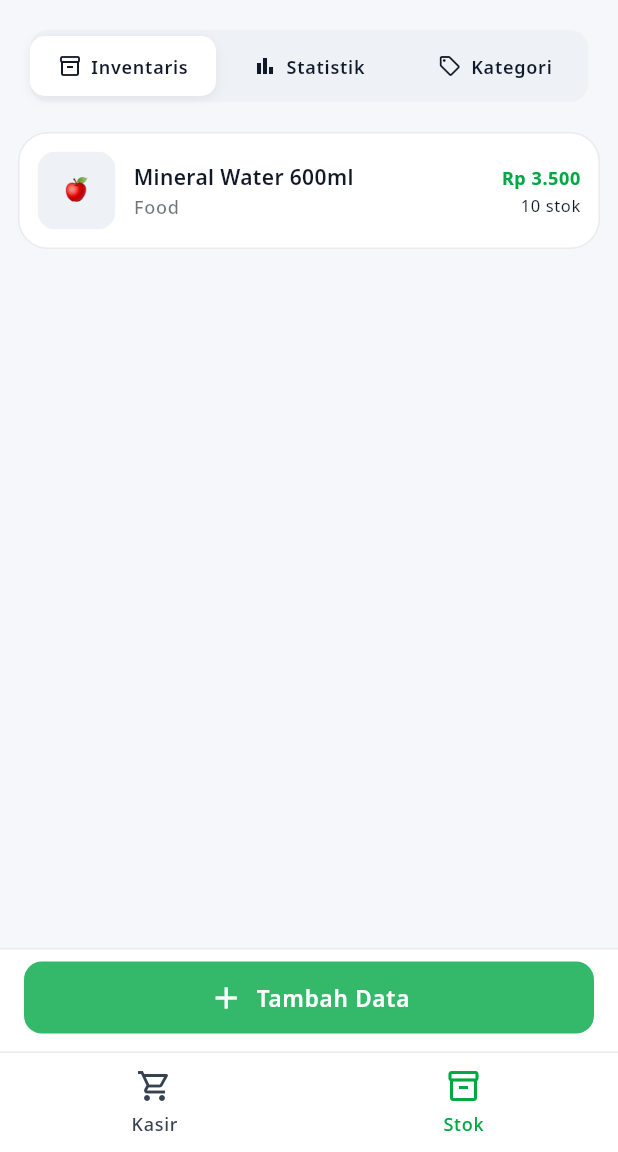
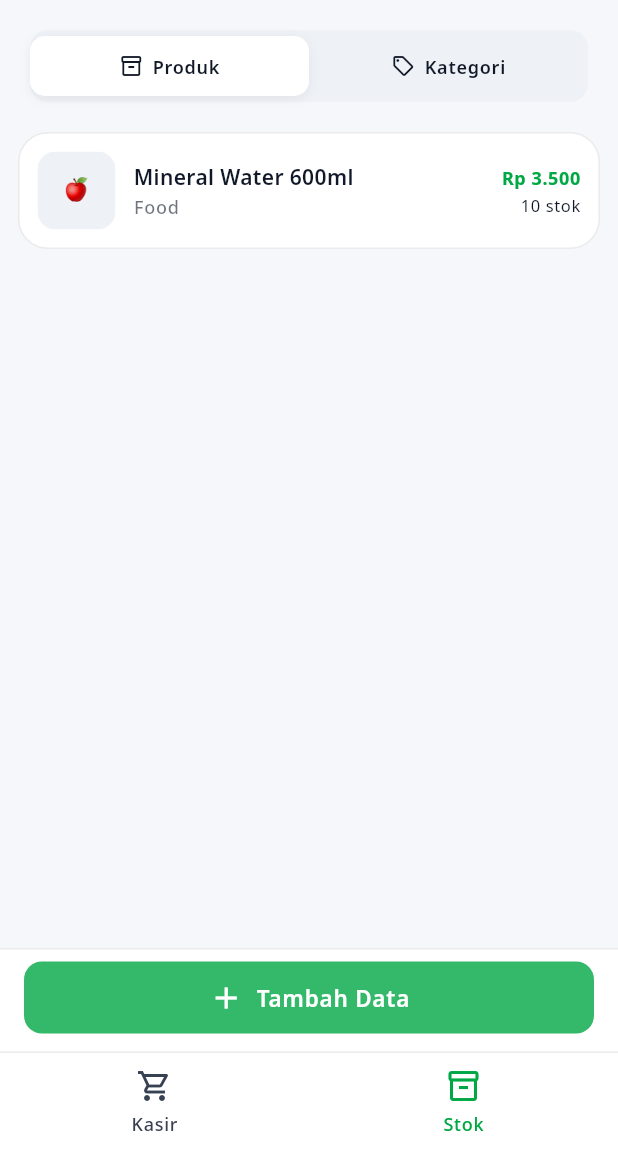
Before and after one commit to yohanesbali1/MY_CASHER, a Flutter app: the screen it shows after launch, after a tap on "Stok", on a phone screen of 412 x 824 dp, the part 84-1236 px from its top. Run offline on Flutter 3.47's test engine with Material 3 defaults, Android fonts, the phone set to English and light mode, and no system bars; our stand-ins replace bloc, flutter_bloc, get_it, go_router, google_fonts.

Commit message:
Fix bug bloc singletone

```diff
--- a/lib/app/routers.dart
+++ b/lib/app/routers.dart
@@ -26,7 +26,9 @@ class AppRouter {
         builder: (context, state) {
           final bloc = state.extra as ProductBloc;
 
-          bloc..add(ProductReset());
+          bloc
+            ..add(ProductReset())
+            ..add(ProductModeChange(FormMode.create));
           return BlocProvider.value(
             value: state.extra as ProductBloc,
             child: const AddProductPage(),
--- a/lib/core/di/injection.dart
+++ b/lib/core/di/injection.dart
@@ -10,19 +10,29 @@ import 'package:my_casher/feature/theme/presentation/bloc/theme_bloc.dart';
 final sl = GetIt.instance;
 
 Future<void> configureDependencies() async {
+  sl.registerLazySingleton<ThemeBloc>(() => ThemeBloc());
+
   sl.registerLazySingleton<CategoryProductRepository>(
     () => CategoryProductRepository(),
   );
   sl.registerLazySingleton<ProductRepository>(() => ProductRepository());
 
-  sl.registerLazySingleton<ThemeBloc>(() => ThemeBloc());
+  sl.registerLazySingleton<ProductBloc>(
+    () => ProductBloc(sl<ProductRepository>(), sl<CategoryProductRepository>()),
+  );
 
-  sl.registerFactory<HomeBloc>(() => HomeBloc());
-  sl.registerFactory<IventoryBloc>(() => IventoryBloc());
-  sl.registerFactory<CategoryProductBloc>(
+  sl.registerLazySingleton<CategoryProductBloc>(
     () => CategoryProductBloc(sl<CategoryProductRepository>()),
   );
-  sl.registerFactory<ProductBloc>(
-    () => ProductBloc(sl<ProductRepository>(), sl<CategoryProductRepository>()),
+
+  sl.registerLazySingleton<IventoryBloc>(
+    () => IventoryBloc(
+      categoryBloc: sl<CategoryProductBloc>(),
+      productBloc: sl<ProductBloc>(),
+    ),
+  );
+
+  sl.registerLazySingleton<HomeBloc>(
+    () => HomeBloc(iventoryBloc: sl<IventoryBloc>()),
   );
 }
--- a/lib/feature/category_product/presentation/bloc/category_product_state.dart
+++ b/lib/feature/category_product/presentation/bloc/category_product_state.dart
@@ -18,7 +18,7 @@ class CategoryProductState {
   const CategoryProductState({
     this.data = const [],
     this.isLoading = false,
-    this.status,
+    this.status = FormMode.list,
     this.name = '',
     this.nameError,
     this.id,
@@ -27,7 +27,7 @@ class CategoryProductState {
   CategoryProductState copyWith({
     List<CategoryProductModel>? data,
     bool? isLoading,
-    FormMode? status,
+    Object? status = _unset,
     String? name,
     Object? nameError = _unset,
     int? id,
@@ -35,7 +35,7 @@ class CategoryProductState {
     return CategoryProductState(
       data: data ?? this.data,
       isLoading: isLoading ?? this.isLoading,
-      status: status ?? this.status,
+      status: identical(status, _unset) ? this.status : status as FormMode?,
       name: name ?? this.name,
       nameError: identical(nameError, _unset)
           ? this.nameError
--- a/lib/feature/home/presentation/bloc/home_bloc.dart
+++ b/lib/feature/home/presentation/bloc/home_bloc.dart
@@ -1,11 +1,14 @@
 import 'package:bloc/bloc.dart';
 import 'package:meta/meta.dart';
+import 'package:my_casher/feature/category_product/presentation/bloc/category_product_bloc.dart';
+import 'package:my_casher/feature/iventory/presentation/bloc/iventory_bloc.dart';
+import 'package:my_casher/feature/product/presentation/bloc/product_bloc.dart';
 
 part 'home_event.dart';
 part 'home_state.dart';
 
 class HomeBloc extends Bloc<HomeEvent, HomeState> {
-  HomeBloc() : super(HomeState()) {
+  HomeBloc({required this.iventoryBloc}) : super(HomeState()) {
     on<HomeEvent>((event, emit) {
       if (event is HomeInitialized) {
         _onInitialized(event, emit);
@@ -15,6 +18,7 @@ class HomeBloc extends Bloc<HomeEvent, HomeState> {
       }
     });
   }
+  final IventoryBloc iventoryBloc;
   Future<void> _onInitialized(
     HomeInitialized event,
     Emitter<HomeState> emit,
@@ -29,5 +33,12 @@ class HomeBloc extends Bloc<HomeEvent, HomeState> {
 
   Future<void> _onChanged(HomeTabChanged event, Emitter<HomeState> emit) async {
     emit(state.copyWith(currentIndex: event.index));
+    switch (event.index) {
+      case 0:
+        break;
+      case 1:
+        iventoryBloc.add(IventoryStarted());
+        break;
+    }
   }
 }
--- a/lib/feature/home/presentation/page/home_page.dart
+++ b/lib/feature/home/presentation/page/home_page.dart
@@ -20,9 +20,6 @@ class HomePage extends StatelessWidget {
           body: PageView(
             controller: controller,
             physics: const NeverScrollableScrollPhysics(),
-            onPageChanged: (index) {
-              context.read<HomeBloc>().add(HomeTabChanged(index));
-            },
             children: pages,
           ),
           bottomNavigationBar: HomeBottomNavigation(
--- a/lib/feature/iventory/presentation/bloc/iventory_bloc.dart
+++ b/lib/feature/iventory/presentation/bloc/iventory_bloc.dart
@@ -1,21 +1,41 @@
 import 'package:bloc/bloc.dart';
 import 'package:meta/meta.dart';
+import 'package:my_casher/feature/category_product/presentation/bloc/category_product_bloc.dart';
+import 'package:my_casher/feature/product/presentation/bloc/product_bloc.dart';
 
 part 'iventory_event.dart';
 part 'iventory_state.dart';
 
 class IventoryBloc extends Bloc<IventoryEvent, IventoryState> {
-  IventoryBloc() : super(IventoryState()) {
-    on<IventoryEvent>((event, emit) {
-      if (event is IventoryTabChanged) {
-        _onChanged(event, emit);
-      }
-    });
+  IventoryBloc({required this.productBloc, required this.categoryBloc})
+    : super(IventoryState()) {
+    on<IventoryStarted>(_onStarted);
+    on<IventoryTabChanged>(_onChanged);
   }
+
+  final ProductBloc productBloc;
+  final CategoryProductBloc categoryBloc;
+
+  Future<void> _onStarted(
+    IventoryStarted event,
+    Emitter<IventoryState> emit,
+  ) async {
+    emit(state.copyWith(currentIndex: 0));
+    productBloc.add(ProductLoad());
+  }
+
   Future<void> _onChanged(
     IventoryTabChanged event,
     Emitter<IventoryState> emit,
   ) async {
     emit(state.copyWith(currentIndex: event.index));
+    switch (event.index) {
+      case 0:
+        productBloc.add(ProductLoad());
+        break;
+      case 1:
+        categoryBloc.add(CategoryProductStarted());
+        break;
+    }
   }
 }
--- a/lib/feature/iventory/presentation/bloc/iventory_event.dart
+++ b/lib/feature/iventory/presentation/bloc/iventory_event.dart
@@ -2,6 +2,10 @@ part of 'iventory_bloc.dart';
 
 @immutable
 sealed class IventoryEvent {}
+
+class IventoryStarted extends IventoryEvent {
+  IventoryStarted();
+}
 
 class IventoryTabChanged extends IventoryEvent {
   final int index;
--- a/lib/feature/iventory/presentation/page/inventory_page.dart
+++ b/lib/feature/iventory/presentation/page/inventory_page.dart
@@ -15,7 +15,10 @@ class InventoryPage extends StatelessWidget {
 
   @override
   Widget build(BuildContext context) {
-    return BlocBuilder<IventoryBloc, IventoryState>(
+    return BlocConsumer<IventoryBloc, IventoryState>(
+      listener: (context, state) {
+        controller.jumpToPage(state.currentIndex);
+      },
       builder: (context, state) {
         return Scaffold(
           appBar: const AppAppBar(title: 'Inventory'),
@@ -31,9 +34,6 @@ class InventoryPage extends StatelessWidget {
                 child: PageView(
                   controller: controller,
                   physics: const NeverScrollableScrollPhysics(),
-                  onPageChanged: (index) {
-                    context.read<IventoryBloc>().add(IventoryTabChanged(index));
-                  },
                   children: pages,
                 ),
               ),
--- a/lib/feature/iventory/presentation/widgets/menu_iventory.dart
+++ b/lib/feature/iventory/presentation/widgets/menu_iventory.dart
@@ -11,8 +11,8 @@ class MenuInventory extends StatelessWidget {
   });
 
   static const items = [
-    (icon: Icons.inventory_2_outlined, label: 'Inventaris'),
-    (icon: Icons.bar_chart_outlined, label: 'Statistik'),
+    (icon: Icons.inventory_2_outlined, label: 'Produk'),
+    // (icon: Icons.bar_chart_outlined, label: 'Statistik'),
     (icon: Icons.sell_outlined, label: 'Kategori'),
   ];
 
--- a/lib/feature/product/data/models/product_models.dart
+++ b/lib/feature/product/data/models/product_models.dart
@@ -3,7 +3,7 @@ import 'package:my_casher/feature/category_product/data/models/category_product_
 class ProductModels {
   final int id;
   final String name;
-  final double price;
+  final int price;
   final int quantity;
   final String icon;
   final int category_id;
@@ -20,7 +20,7 @@ class ProductModels {
   ProductModels copyWith({
     int? id,
     String? name,
-    double? price,
+    int? price,
     int? quantity,
     String? icon,
     CategoryProductModel? category,
--- a/lib/feature/product/presentation/bloc/product_bloc.dart
+++ b/lib/feature/product/presentation/bloc/product_bloc.dart
@@ -59,6 +59,7 @@ class ProductBloc extends Bloc<ProductEvent, ProductState> {
   }
 
   Future<void> _onGetData(ProductLoad event, Emitter<ProductState> emit) async {
+    emit(state.copyWith(isLoading: true, status: FormMode.list));
     await Future.delayed(const Duration(seconds: 1));
     final data = await _repository.getData();
     emit(state.copyWith(products_data: data));
@@ -83,7 +84,7 @@ class ProductBloc extends Bloc<ProductEvent, ProductState> {
       case ProductField.price:
         emit(
           state.copyWith(
-            price: double.tryParse(event.value) ?? 0,
+            price: int.tryParse(event.value) ?? 0,
             priceError: event.value.trim().isEmpty ? 'Harga wajib diisi' : null,
           ),
         );
@@ -167,6 +168,7 @@ class ProductBloc extends Bloc<ProductEvent, ProductState> {
       };
       await _repository.create(payload);
       emit(state.copyWith(status: FormMode.list));
+      Future.delayed(const Duration(seconds: 10));
       _resetField(emit);
     } catch (e) {
       rethrow;
--- a/lib/feature/product/presentation/bloc/product_state.dart
+++ b/lib/feature/product/presentation/bloc/product_state.dart
@@ -19,7 +19,7 @@ class ProductState {
   final int? categoryId;
   final String? categoryError;
 
-  final double price;
+  final int price;
   final String? priceError;
 
   final int quantity;
@@ -46,7 +46,7 @@ class ProductState {
     this.nameError,
     this.categoryId,
     this.categoryError,
-    this.status,
+    this.status = FormMode.list,
     this.id,
     this.category,
   });
@@ -56,7 +56,7 @@ class ProductState {
     Object? category_data = _unset,
     Object? show_product_data = _unset,
     bool? isLoading,
-    double? price,
+    int? price,
     Object? priceError = _unset,
     int? quantity,
     Object? quantityError = _unset,
--- a/lib/feature/product/presentation/widgets/item_add/form_item_add_widget.dart
+++ b/lib/feature/product/presentation/widgets/item_add/form_item_add_widget.dart
@@ -250,6 +250,11 @@ class _FormItemAddWidgetState extends State<FormItemAddWidget> {
                     );
                   }).toList(),
                 ),
+                if (state.categoryError != null)
+                  Text(
+                    state.categoryError!,
+                    style: text.bodySmall?.copyWith(color: color.error),
+                  ),
               ],
             ),
           ],
```
Also changed, not shown: lib/app/providers.dart (+3 -9 lines), lib/core/bloc/app_bloc_observer.dart (+6 -6 lines), lib/feature/category_product/presentation/bloc/category_product_bloc.dart (+6 -8 lines).
